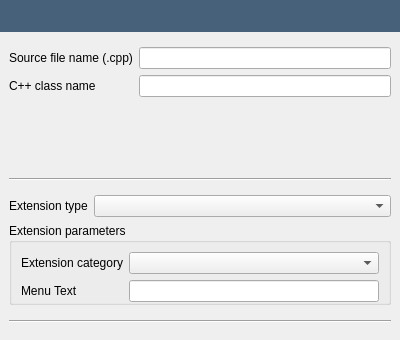
This is src/openfluid/ui/waresdev/CppPage.ui in OpenFLUID/openfluid as Qt 5 draws it before an edit. The edited form follows.
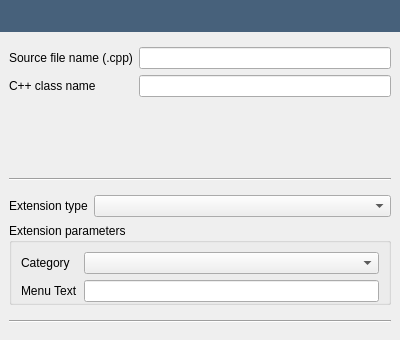
This is the edited form.

```diff
--- a/src/openfluid/ui/waresdev/CppPage.ui
+++ b/src/openfluid/ui/waresdev/CppPage.ui
@@ -11,7 +11,10 @@
    </rect>
   </property>
   <property name="windowTitle">
-   <string>WizardPage</string>
+   <string notr="true">WizardPage</string>
+  </property>
+  <property name="title">
+   <string notr="true"/>
   </property>
   <layout class="QVBoxLayout" name="verticalLayout">
    <property name="margin">
@@ -169,7 +172,7 @@
            <item row="0" column="0">
             <widget class="QLabel" name="BextCategory_label">
              <property name="text">
-              <string>Extension category</string>
+              <string>Category</string>
              </property>
             </widget>
            </item>
```
Left out of the diff: 37 changed lines with no effect on the pictures.
